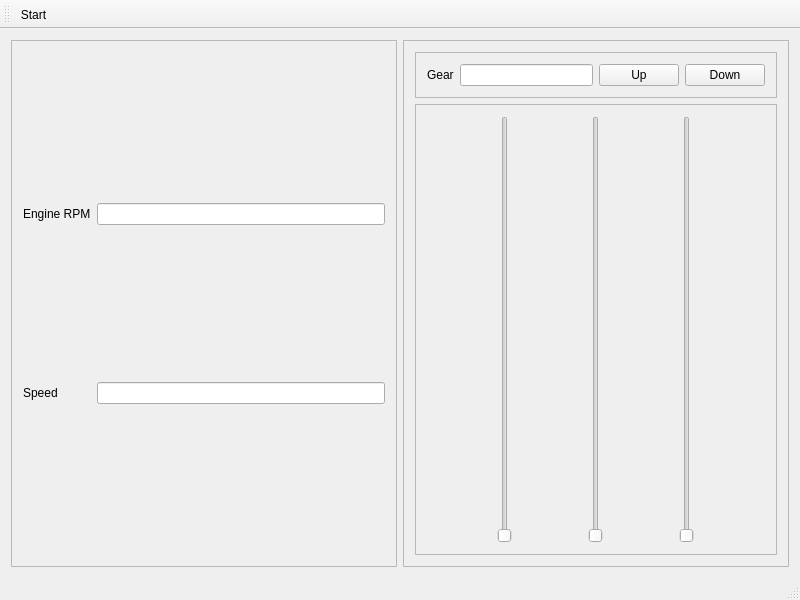
Before: the Qt Designer form CarEmulatorApp/CMainWindow.ui in Jango73/CarEmulator, drawn with Qt 5.
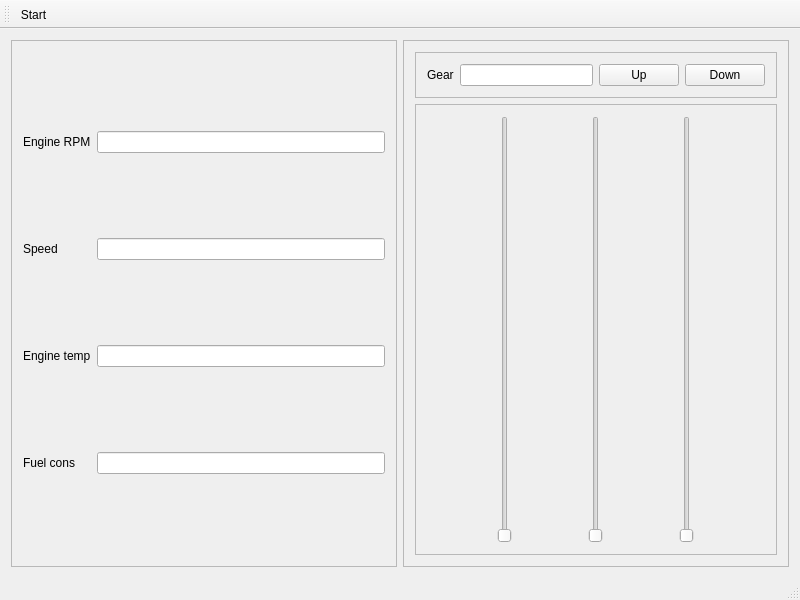
After: the same form once the commit is applied.

```diff
--- a/CarEmulatorApp/CMainWindow.ui
+++ b/CarEmulatorApp/CMainWindow.ui
@@ -30,6 +30,16 @@
        <enum>QFrame::Raised</enum>
       </property>
       <layout class="QGridLayout" name="gridLayout">
+       <item row="2" column="0">
+        <widget class="QLabel" name="label_4">
+         <property name="text">
+          <string>Engine temp</string>
+         </property>
+        </widget>
+       </item>
+       <item row="2" column="1">
+        <widget class="QLineEdit" name="EngineTemperature"/>
+       </item>
        <item row="1" column="0">
         <widget class="QLabel" name="label_2">
          <property name="text">
@@ -37,13 +47,6 @@
          </property>
         </widget>
        </item>
-       <item row="0" column="0">
-        <widget class="QLabel" name="label">
-         <property name="text">
-          <string>Engine RPM</string>
-         </property>
-        </widget>
-       </item>
        <item row="0" column="1">
         <widget class="QLineEdit" name="EngineRPM">
          <property name="readOnly">
@@ -58,6 +61,23 @@
          </property>
         </widget>
        </item>
+       <item row="0" column="0">
+        <widget class="QLabel" name="label">
+         <property name="text">
+          <string>Engine RPM</string>
+         </property>
+        </widget>
+       </item>
+       <item row="3" column="0">
+        <widget class="QLabel" name="label_5">
+         <property name="text">
+          <string>Fuel cons</string>
+         </property>
+        </widget>
+       </item>
+       <item row="3" column="1">
+        <widget class="QLineEdit" name="FuelConsumption"/>
+       </item>
       </layout>
      </widget>
     </item>
```
